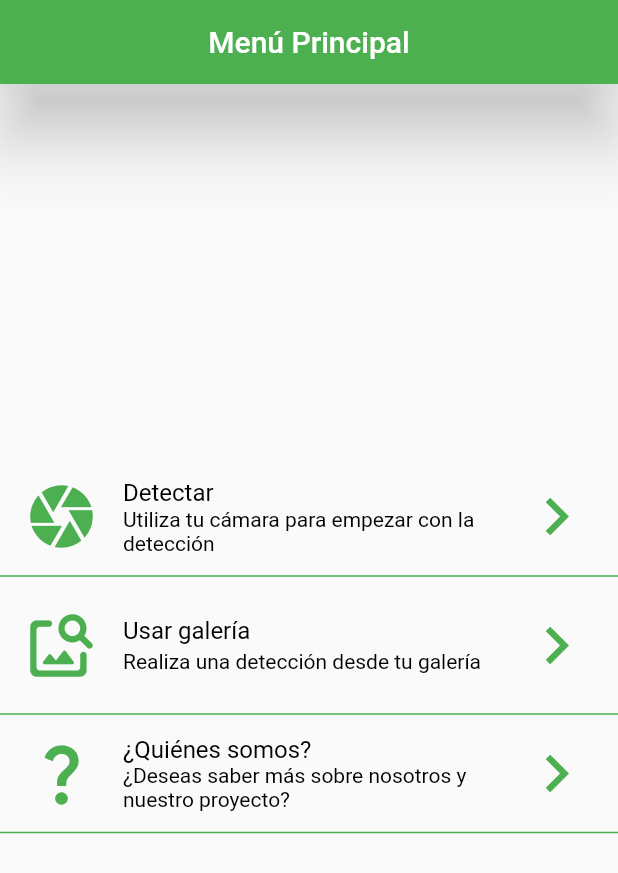
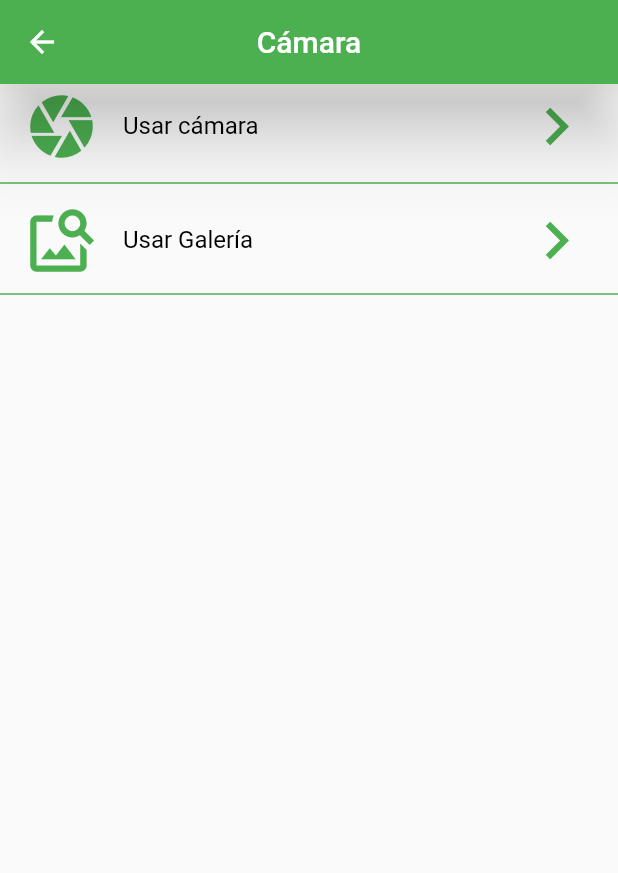
Before and after one commit to AnthonyQuiranza/flutter_detection, a Flutter app: the screen it shows after launch, after a tap on "Detectar", on a phone screen of 412 x 824 dp. Shown: the top 873 px of the screen. Run offline on Flutter 3.47's test engine with Material 2 defaults, Android fonts, the phone set to English and light mode, and no system bars; our stand-ins replace image_picker.

Commit message:
camera menu

```diff
--- /dev/null
+++ b/lib/src/pages/camera_page.dart
@@ -0,0 +1,82 @@
+import 'dart:io';
+
+import 'package:flutter/material.dart';
+import 'package:image_picker/image_picker.dart';
+
+class CameraPage extends StatefulWidget {
+  const CameraPage({Key? key}) : super(key: key);
+
+  @override
+  State<CameraPage> createState() => _CameraPageState();
+}
+
+class _CameraPageState extends State<CameraPage> {
+  File? imagen;
+  final picker = ImagePicker();
+  Future selImagen(op) async {
+    var pickedFile;
+    if (op == 1) {
+      pickedFile = await picker.pickImage(source: ImageSource.camera);
+    } else {
+      pickedFile = await picker.pickImage(source: ImageSource.gallery);
+    }
+    setState(() {
+      if (pickedFile != null) {
+        imagen = File(pickedFile.path);
+      } else {
+        print('No hay imagen seleccionada');
+      }
+    });
+  }
+
+  @override
+  Widget build(BuildContext context) {
+    return Scaffold(
+      appBar: AppBar(
+        title: Text('Cámara'),
+        elevation: 20,
+        toolbarTextStyle: TextStyle(fontWeight: FontWeight.w800),
+        centerTitle: true,
+        backgroundColor: Colors.green,
+      ),
+      body: ListView(
+        children: [
+          ListTile(
+            textColor: Colors.black,
+            iconColor: Colors.green,
+            leading: Icon(Icons.camera, size: 50),
+            title: Text('Usar cámara'),
+            trailing: Icon(Icons.navigate_next, size: 50),
+            onTap: () {
+              selImagen(1);
+            },
+          ),
+          Divider(
+            thickness: 1,
+            height: 20,
+            color: Colors.green,
+          ),
+          ListTile(
+            textColor: Colors.black,
+            iconColor: Colors.green,
+            leading: Icon(Icons.image_search, size: 50),
+            title: Text('Usar Galería'),
+            trailing: Icon(Icons.navigate_next, size: 50),
+            onTap: () {
+              selImagen(2);
+            },
+          ),
+          Divider(
+            thickness: 1,
+            color: Colors.green,
+          ),
+          Container(
+            width: 100,
+            margin: EdgeInsets.all(20),
+            child: imagen != null ? Image.file(imagen!) : Center(),
+          )
+        ],
+      ),
+    );
+  }
+}
--- a/lib/src/pages/home_page.dart
+++ b/lib/src/pages/home_page.dart
@@ -27,25 +27,14 @@ class HomePage extends StatelessWidget {
         ListTile(
           textColor: Colors.black,
           iconColor: Colors.green,
-          leading: Icon(Icons.camera, size: 50),
+          leading: Icon(Icons.remove_red_eye, size: 50),
           title: Text('Detectar'),
-          subtitle: Text('Utiliza tu cámara para empezar con la detección'),
+          subtitle: Text(
+              'Realiza una detección usando tu cámara o una fotografía de Galería'),
           trailing: Icon(Icons.navigate_next, size: 50),
-          onTap: () {},
-        ),
-        Divider(
-          thickness: 1,
-          height: 20,
-          color: Colors.green,
-        ),
-        ListTile(
-          textColor: Colors.black,
-          iconColor: Colors.green,
-          leading: Icon(Icons.image_search_rounded, size: 50),
-          title: Text('Usar galería'),
-          subtitle: Text('Realiza una detección desde tu galería'),
-          trailing: Icon(Icons.navigate_next, size: 50),
-          onTap: () {},
+          onTap: () {
+            Navigator.pushNamed(context, 'camera');
+          },
         ),
         Divider(
           thickness: 1,
--- a/lib/src/routes/routes.dart
+++ b/lib/src/routes/routes.dart
@@ -1,3 +1,4 @@
+import 'package:detection/src/pages/camera_page.dart';
 import 'package:flutter/material.dart';
 
 import '../pages/home_page.dart';
@@ -5,5 +6,6 @@ import '../pages/home_page.dart';
 Map<String, WidgetBuilder> getApplicationRoutes() {
   return <String, WidgetBuilder>{
     '/': (BuildContext context) => HomePage(),
+    'camera': (BuildContext context) => CameraPage(),
   };
 }
--- a/pubspec.yaml
+++ b/pubspec.yaml
@@ -34,6 +34,7 @@ dependencies:
   # The following adds the Cupertino Icons font to your application.
   # Use with the CupertinoIcons class for iOS style icons.
   cupertino_icons: ^1.0.2
+  image_picker: ^0.8.4+11
 
 dev_dependencies:
   flutter_test:
```
Also changed, not shown: pubspec.lock.
